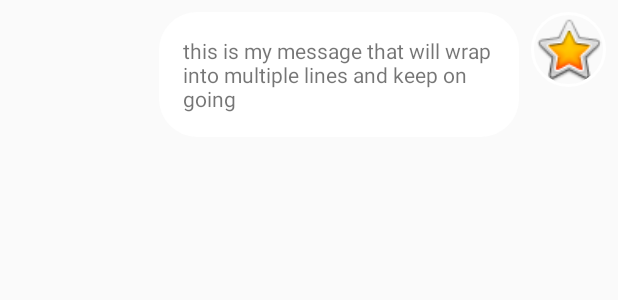
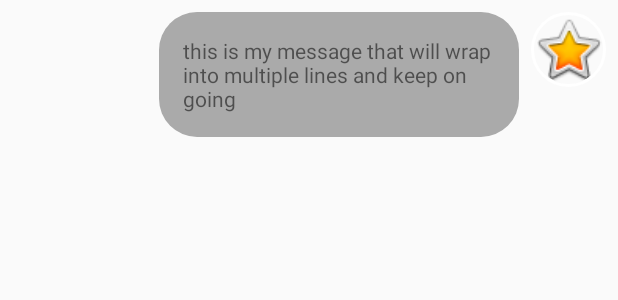
Before and after one commit to Bole032/KotlinFirebaseMessengerTut, an Android app: the layout chat_to_row.xml on its own in the app's theme, with its tools: preview values and no code run, on a phone screen of 412 x 824 dp. Shown: the top 300 px of the screen. Run offline under Robolectric (Android 15) with nearby library versions, the phone set to English and light mode, and no system bars.

```diff
--- a/app/src/main/java/com/example/kotlinfirebasemessengertut/NewMessageActivity.kt
+++ b/app/src/main/java/com/example/kotlinfirebasemessengertut/NewMessageActivity.kt
@@ -6,6 +6,7 @@ import android.os.Bundle
 import android.util.Log
 import androidx.recyclerview.widget.LinearLayoutManager
 import androidx.recyclerview.widget.RecyclerView
+import com.google.firebase.auth.FirebaseAuth
 import com.google.firebase.database.DataSnapshot
 import com.google.firebase.database.DatabaseError
 import com.google.firebase.database.FirebaseDatabase
@@ -35,7 +36,7 @@ class NewMessageActivity : AppCompatActivity() {
     companion object{
         val USER_KEY = "USER_KEY"
     }
-
+    val yourId = FirebaseAuth.getInstance().uid
     private fun fetchUsers()
     {
         val ref = FirebaseDatabase.getInstance().getReference("/users")
@@ -46,7 +47,7 @@ class NewMessageActivity : AppCompatActivity() {
                 p0.children.forEach {
                     Log.d("NewMessage", it.toString())
                     val user = it.getValue(User::class.java) //ovo je user klasa iz register aktivitija
-                    if (user!=null)
+                    if (user!=null && user.uid != yourId)
                         adapter.add(UserItem(user))
                 }
                 adapter.setOnItemClickListener { item, view -> //ovo ulazi u chat sa nekom osobom
--- /dev/null
+++ b/app/src/main/res/drawable/rounded_edittext_2.xml
@@ -0,0 +1,5 @@
+<?xml version="1.0" encoding="utf-8"?>
+<shape xmlns:android="http://schemas.android.com/apk/res/android">
+    <solid android:color="@android:color/darker_gray"></solid>
+    <corners android:radius="25dp"/>
+</shape>
--- a/app/src/main/res/layout/chat_to_row.xml
+++ b/app/src/main/res/layout/chat_to_row.xml
@@ -10,7 +10,7 @@
             android:text="this is my message that will wrap
 into multiple lines and keep on going"
             android:maxWidth="240dp"
-            android:background="@drawable/rounded_edittext"
+            android:background="@drawable/rounded_edittext_2"
             android:padding="16dp"
             android:layout_width="wrap_content"
             android:layout_height="wrap_content"
```
